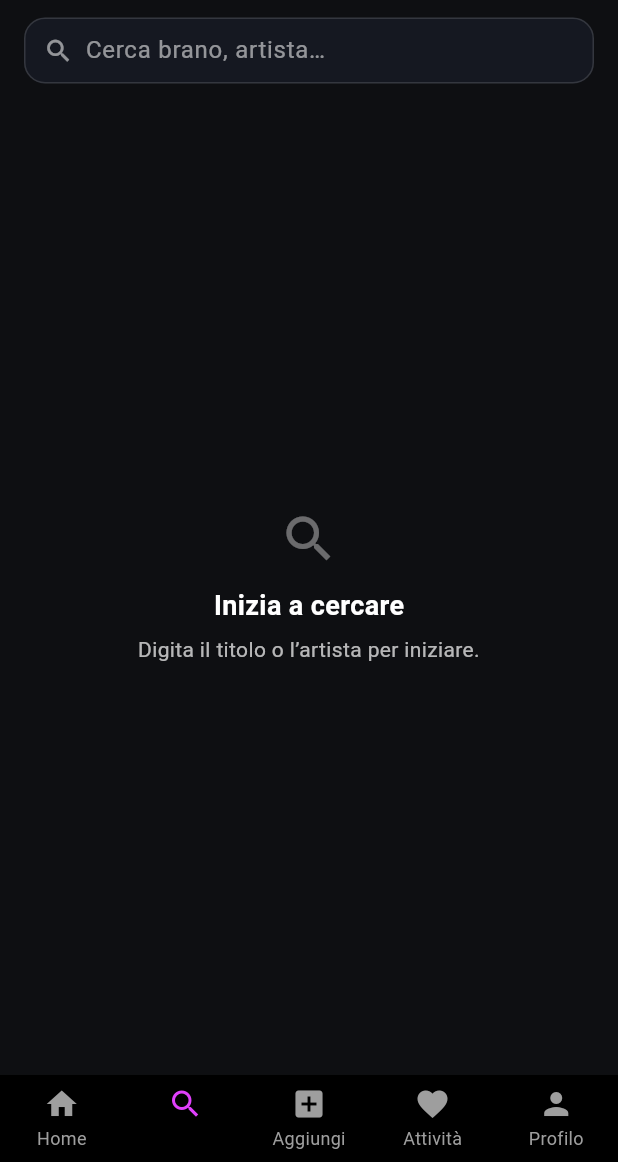
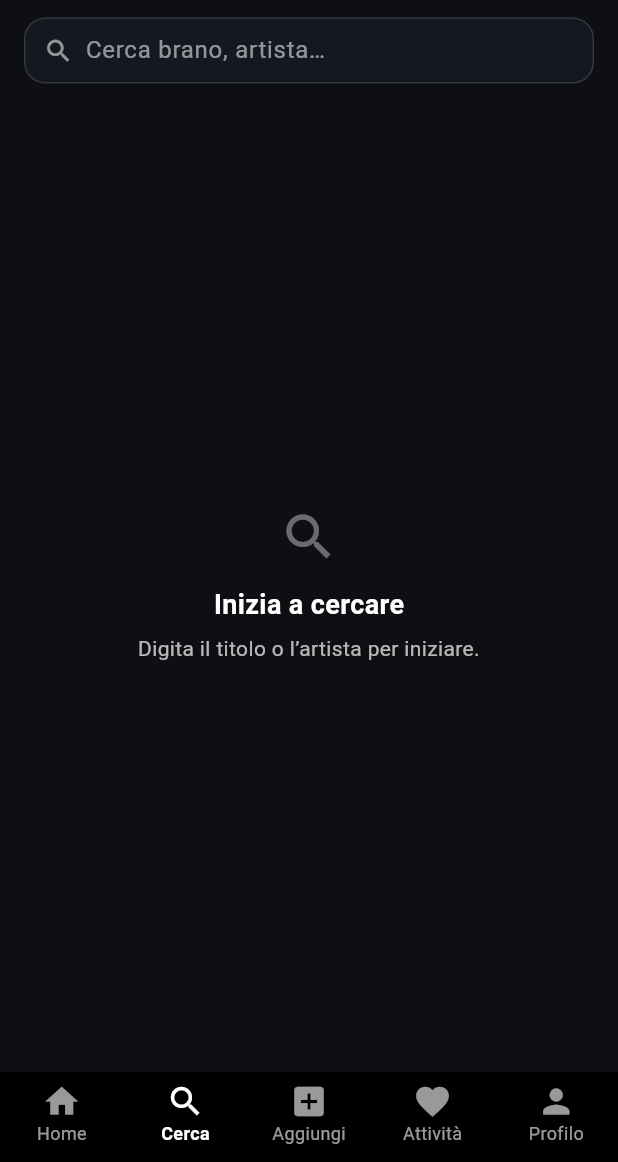
Before and after one commit to serena0322/Musicboxd_flutter, a Flutter app: the screen it shows once a user with an empty profile is signed in, item 2 of the bottom bar chosen, on a phone screen of 412 x 824 dp, the part 74-1236 px from its top. Run offline on Flutter 3.47's test engine with Material 3 defaults, Android fonts, the phone set to English and light mode, and no system bars; our stand-ins replace cached_network_image, cloud_firestore, firebase_auth, firebase_core, flutter_rating_bar, just_audio and 1 more; missing offline and left inert: audio_session; accounts and stored records are empty; network calls fail; Roboto replaces fonts that are missing (Poppins); statements that could not run were skipped.

Commit message:
sistemato layout

```diff
--- a/lib/main.dart
+++ b/lib/main.dart
@@ -122,15 +122,61 @@ class _MainPageState extends State<MainPage> {
 
   @override
   Widget build(BuildContext context) {
+    // Adattività semplice
+    final size = MediaQuery.of(context).size;
+    final textScale = MediaQuery.of(context).textScaler.clamp(
+        minScaleFactor: 0.9, maxScaleFactor: 1.2); // evita label troppo grandi
+    final isCompact = size.width < 360;
+
+    final iconSize = isCompact ? 22.0 : 26.0;
+    final selectedFontSize   = isCompact ? 10.0 : 12.0;
+    final unselectedFontSize = isCompact ? 10.0 : 12.0;
+
     return Scaffold(
-      body: _screens[_currentIndex],
-      bottomNavigationBar: BottomNavigationBar(
+      // Mantiene lo stato delle tab ed è più stabile su molti device
+      body: IndexedStack(index: _currentIndex, children: _screens),
+
+      bottomNavigationBar: SafeArea(
+        top: false,
+        left: false,
+        right: false,
+        minimum: const EdgeInsets.only(bottom: 4), // piccola aria extra
+        child: MediaQuery(
+          // controlla l'effetto di grandi dimensioni font a livello di app
+          data: MediaQuery.of(context).copyWith(textScaler: textScale),
+          child: BottomNavigationBar(
+            type: BottomNavigationBarType.fixed,
+            backgroundColor: Colors.black,
             currentIndex: _currentIndex,
-        onTap: (index) async {
+            onTap: _onTap,
+            // ✅ dimensioni adattive
+            iconSize: iconSize,
+            selectedFontSize: selectedFontSize,
+            unselectedFontSize: unselectedFontSize,
+            showUnselectedLabels: true,
+            selectedItemColor: Colors.white,
+            unselectedItemColor: Colors.white60,
+            selectedLabelStyle: const TextStyle(fontWeight: FontWeight.bold),
+            unselectedLabelStyle: const TextStyle(fontWeight: FontWeight.w400),
+            items: const [
+              BottomNavigationBarItem(icon: Icon(Icons.home),     label: 'Home'),
+              BottomNavigationBarItem(icon: Icon(Icons.search),   label: 'Cerca'),
+              BottomNavigationBarItem(icon: Icon(Icons.add_box),  label: 'Aggiungi'),
+              BottomNavigationBarItem(icon: Icon(Icons.favorite), label: 'Attività'),
+              BottomNavigationBarItem(icon: Icon(Icons.person),   label: 'Profilo'),
+            ],
+          ),
+        ),
+      ),
+    );
+  }
+
+  Future<void> _onTap(int index) async {
     if (index == 2) {
       final selectedTrack = await showModalBottomSheet<Track>(
         context: context,
         isScrollControlled: true,
+        useSafeArea: true,
         backgroundColor: Colors.transparent,
         builder: (_) => const AddSongBottomSheet(),
       );
@@ -139,56 +185,13 @@ class _MainPageState extends State<MainPage> {
         Navigator.push(
           context,
           MaterialPageRoute(
-                  builder: (context) => ReviewScreen(track: selectedTrack),
+            builder: (_) => ReviewScreen(track: selectedTrack),
           ),
         );
       }
     } else {
       setState(() => _currentIndex = index);
     }
-        },
-        type: BottomNavigationBarType.fixed,
-        backgroundColor: Colors.black,
-        items: List.generate(5, (index) {
-          final isSelected = _currentIndex == index;
+  }
 
-          final List<IconData> icons = [
-            Icons.home,
-            Icons.search,
-            Icons.add_box,
-            Icons.favorite,
-            Icons.person,
-          ];
-
-          final List<String> labels = [
-            'Home',
-            'Cerca',
-            'Aggiungi',
-            'Attività',
-            'Profilo',
-          ];
-
-          final List<Color> activeColors = [
-            Colors.purple,
-            Colors.purpleAccent,
-            Colors.pinkAccent,
-            Colors.teal,
-            Colors.tealAccent,
-          ];
-
-          return BottomNavigationBarItem(
-            icon: Icon(
-              icons[index],
-              color: isSelected ? activeColors[index] : Colors.grey,
-            ),
-            label: labels[index],
-          );
-        }),
-        selectedLabelStyle: const TextStyle(fontWeight: FontWeight.bold),
-        unselectedLabelStyle: const TextStyle(fontWeight: FontWeight.normal),
-        selectedItemColor: Colors.transparent,
-        unselectedItemColor: Colors.grey,
-      ),
-    );
 }
-}
```
Lines whose indentation alone changed are shown as unchanged.
